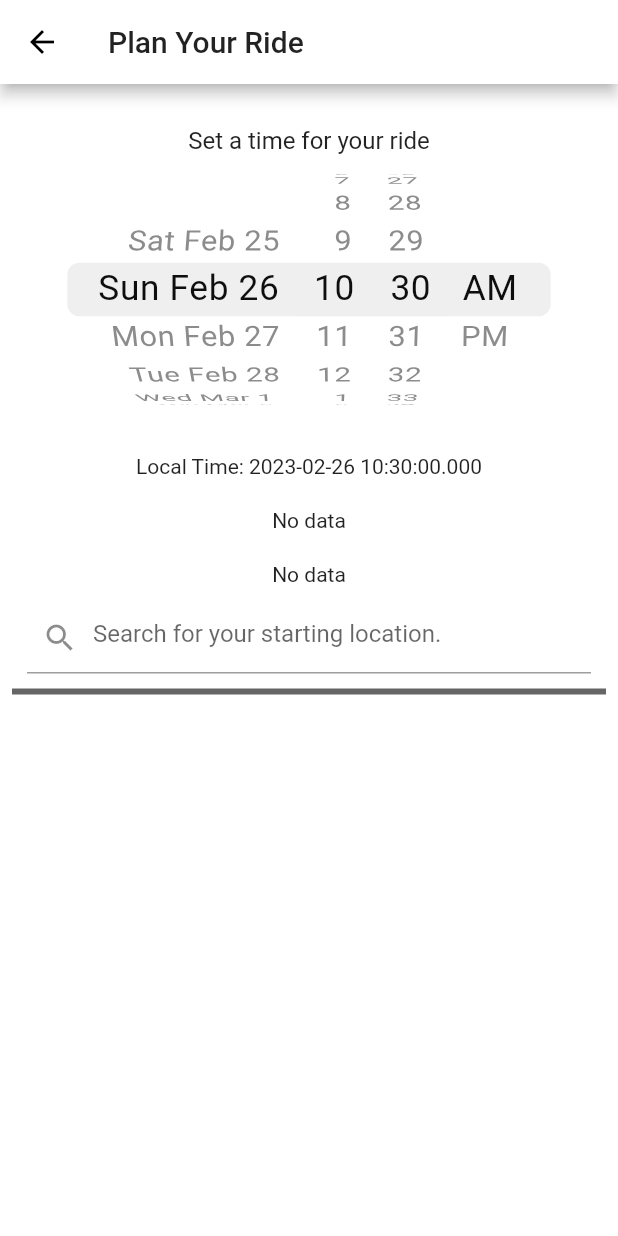
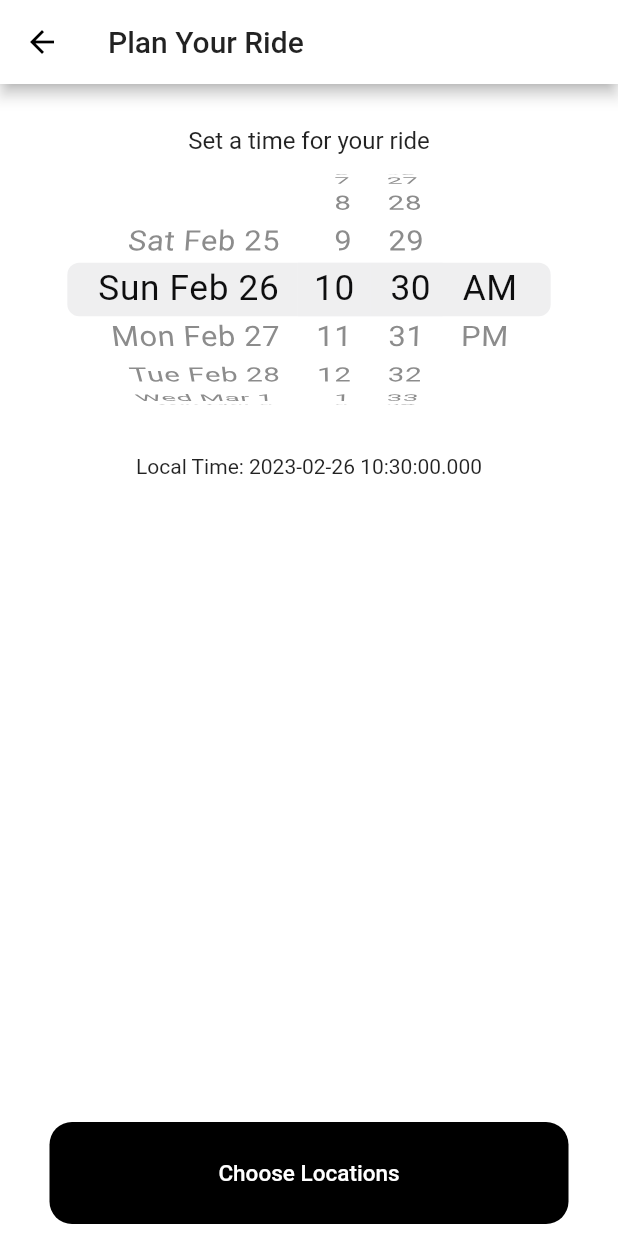
Before and after one commit to JackWangCA/RideShare-App, a Flutter app: the CreateListingPage screen opened directly, after a tap on an icon or button, on a phone screen of 412 x 824 dp. Run offline on Flutter 3.47's test engine with Material 2 defaults, Android fonts, the phone set to English and light mode, and no system bars; our stand-ins replace cloud_firestore, firebase_auth, firebase_core, firebase_storage, geolocator, image_picker and 3 more; accounts and stored records are empty; network calls fail.

Commit message:
ui optimization

```diff
--- a/rideshare/lib/models/listing.dart
+++ b/rideshare/lib/models/listing.dart
@@ -12,14 +12,14 @@ class Listing {
   String description;
 
   Listing({
-    required this.uid,
-    required this.listingType,
+    this.uid = "",
+    this.listingType = "Request",
     required this.departTime,
     required this.publishedTime,
-    required this.price,
-    required this.startLocation,
-    required this.destination,
-    required this.description,
+    this.price = 0,
+    this.startLocation = const GeoPoint(0, 0),
+    this.destination = const GeoPoint(0, 0),
+    this.description = "",
   });
 
   Map<String, dynamic> toJson() => {
--- a/rideshare/lib/screens/CreateListingScreen.dart
+++ b/rideshare/lib/screens/CreateListingScreens/ChooseLocationScreen.dart
@@ -1,40 +1,39 @@
 import 'package:cloud_firestore/cloud_firestore.dart';
-import 'package:flutter/cupertino.dart';
 import 'package:flutter/material.dart';
 import 'package:flutter/src/widgets/framework.dart';
 import 'package:flutter/src/widgets/placeholder.dart';
 import 'package:geolocator/geolocator.dart';
-import 'package:rideshare/models/LocationListTile.dart';
-import 'package:rideshare/resources/AutocompletePrediction.dart';
-import 'package:rideshare/resources/NetworkService.dart';
+import 'package:rideshare/models/listing.dart';
 
-import '../resources/PlaceAutoCompleteResponse.dart';
+import '../../models/LocationListTile.dart';
+import '../../resources/AutocompletePrediction.dart';
+import '../../resources/NetworkService.dart';
+import '../../resources/PlaceAutoCompleteResponse.dart';
 
-class CreateListingPage extends StatefulWidget {
-  const CreateListingPage({super.key});
+class ChooseLocationPage extends StatefulWidget {
+  final Listing listing;
+  const ChooseLocationPage({super.key, required this.listing});
 
   @override
-  State<CreateListingPage> createState() => _CreateListingPageState();
+  State<ChooseLocationPage> createState() => _ChooseLocationPageState();
 }
 
-class _CreateListingPageState extends State<CreateListingPage> {
+class _ChooseLocationPageState extends State<ChooseLocationPage> {
+  @override
+  void initState() {
+    super.initState();
+    determineLocation();
+  }
+
   GeoPoint? userLocation;
   GeoPoint? startLocation;
   GeoPoint? destination;
-  bool startLocationPredictionOpen = true;
-  final descriptionController = TextEditingController();
   final startLocationTextController = TextEditingController();
-  DateTime selectedDateTime = DateTime.now().toUtc();
+  final destinationTextController = TextEditingController();
   String apiKey = "AIzaSyAoY0zvH1IO2Q9dB7WbHti7_F_l7fqc7tI";
   String destinationText = "";
   List<AutoCompletePrediction> placePredictions = [];
-
-  @override
-  void initState() {
-    super.initState();
-    selectedDateTime = DateTime.now().toUtc();
-    determineLocation();
-  }
+  bool startLocationPredictionOpen = true;
 
   void determineLocation() async {
     String result = "Some error occurred, please try again later.";
@@ -99,19 +98,12 @@ class _CreateListingPageState extends State<CreateListingPage> {
     }
   }
 
-  DateTime latestTime() {
-    if (selectedDateTime.toLocal().isBefore(DateTime.now())) {
-      selectedDateTime = DateTime.now();
-    }
-    return selectedDateTime;
-  }
-
   @override
   Widget build(BuildContext context) {
     return Scaffold(
       appBar: AppBar(
         title: Text(
-          'Plan Your Ride',
+          'Pick the places',
           style: Theme.of(context).textTheme.titleLarge,
         ),
       ),
@@ -120,63 +112,38 @@ class _CreateListingPageState extends State<CreateListingPage> {
         child: SafeArea(
           child: Column(
             children: <Widget>[
-              const SizedBox(
-                height: 20.0,
-              ),
-              Text(
-                "Set a time for your ride",
-                style: Theme.of(context).textTheme.titleMedium,
-              ),
-              SizedBox(
-                height: 180,
-                child: CupertinoDatePicker(
-                  mode: CupertinoDatePickerMode.dateAndTime,
-                  initialDateTime: latestTime(),
-                  minimumDate: DateTime.now()
-                      .toLocal()
-                      .subtract(const Duration(seconds: 1)),
-                  onDateTimeChanged: (val) {
-                    setState(() {
-                      if (val.isBefore(DateTime.now())) {
-                        val = DateTime.now();
-                      }
-                      selectedDateTime = val.toUtc();
-                    });
-                  },
-                ),
-              ),
-              //Testing Purposes
-              const SizedBox(
-                height: 20.0,
-              ),
-              Text("Local Time: ${selectedDateTime.toLocal()}"),
-              const SizedBox(
-                height: 20.0,
-              ),
-              Text(userLocation == null
-                  ? "No data"
-                  : userLocation!.latitude.toString()),
-              const SizedBox(
-                height: 20.0,
-              ),
-              Text(userLocation == null
-                  ? "No data"
-                  : userLocation!.longitude.toString()),
               Form(
                 child: Padding(
                   padding: const EdgeInsets.all(10.0),
-                  child: TextFormField(
+                  child: TextField(
+                    autocorrect: true,
+                    autofocus: false,
                     controller: startLocationTextController,
                     onChanged: (value) {
+                      if (value.isEmpty) {
+                        setState(() {
+                          startLocationPredictionOpen = false;
+                        });
+                      }
                       placeAutoComplete(value);
                       setState(() {
                         startLocationPredictionOpen = true;
                       });
                     },
                     textInputAction: TextInputAction.search,
-                    decoration: const InputDecoration(
+                    decoration: InputDecoration(
+                      border: OutlineInputBorder(
+                        borderRadius: BorderRadius.circular(15.0),
+                        borderSide: const BorderSide(
+                          width: 0,
+                          style: BorderStyle.none,
+                        ),
+                      ),
+                      filled: true,
+                      fillColor: Theme.of(context).scaffoldBackgroundColor,
+                      focusColor: Theme.of(context).focusColor,
                       hintText: "Search for your starting location.",
-                      prefixIcon: Padding(
+                      prefixIcon: const Padding(
                         padding: EdgeInsets.symmetric(vertical: 0.0),
                         child: Icon(Icons.search),
                       ),
@@ -184,13 +151,9 @@ class _CreateListingPageState extends State<CreateListingPage> {
                   ),
                 ),
               ),
-              Divider(
-                height: 4,
-                thickness: 4,
-                color: Theme.of(context).hintColor,
-              ),
               startLocationPredictionOpen
-                  ? Expanded(
+                  ? Flexible(
+                      fit: FlexFit.loose,
                       child: ListView.builder(
                         itemCount: placePredictions.length,
                         itemBuilder: (context, index) => LocationListTile(
@@ -208,7 +171,10 @@ class _CreateListingPageState extends State<CreateListingPage> {
                         ),
                       ),
                     )
-                  : Divider(),
+                  : const SizedBox(
+                      height: 1,
+                    ),
+              Text(widget.listing.departTime.toLocal().toString()),
             ],
           ),
         ),
--- /dev/null
+++ b/rideshare/lib/screens/CreateListingScreens/CreateListingScreen.dart
@@ -0,0 +1,105 @@
+import 'package:firebase_auth/firebase_auth.dart';
+import 'package:flutter/cupertino.dart';
+import 'package:flutter/material.dart';
+import 'package:rideshare/components/myButton.dart';
+import 'package:rideshare/models/listing.dart';
+import 'package:rideshare/screens/CreateListingScreens/ChooseLocationScreen.dart';
+
+class CreateListingPage extends StatefulWidget {
+  const CreateListingPage({super.key});
+
+  @override
+  State<CreateListingPage> createState() => _CreateListingPageState();
+}
+
+class _CreateListingPageState extends State<CreateListingPage> {
+  DateTime selectedDateTime = DateTime.now().toUtc();
+  final authUser = FirebaseAuth.instance.currentUser!;
+
+  @override
+  void initState() {
+    super.initState();
+
+    selectedDateTime = DateTime.now().toUtc();
+  }
+
+  DateTime latestTime() {
+    if (selectedDateTime.toLocal().isBefore(DateTime.now())) {
+      selectedDateTime = DateTime.now();
+    }
+    return selectedDateTime;
+  }
+
+  @override
+  Widget build(BuildContext context) {
+    return Scaffold(
+      appBar: AppBar(
+        title: Text(
+          'Plan Your Ride',
+          style: Theme.of(context).textTheme.titleLarge,
+        ),
+      ),
+      body: Padding(
+        padding: const EdgeInsets.all(8.0),
+        child: SafeArea(
+          child: Column(
+            children: <Widget>[
+              const SizedBox(
+                height: 20.0,
+              ),
+              Text(
+                "Set a time for your ride",
+                style: Theme.of(context).textTheme.titleMedium,
+              ),
+              SizedBox(
+                height: 180,
+                child: CupertinoDatePicker(
+                  mode: CupertinoDatePickerMode.dateAndTime,
+                  initialDateTime: latestTime(),
+                  minimumDate: DateTime.now()
+                      .toLocal()
+                      .subtract(const Duration(seconds: 1)),
+                  onDateTimeChanged: (val) {
+                    setState(() {
+                      if (val.isBefore(DateTime.now())) {
+                        val = DateTime.now();
+                      }
+                      selectedDateTime = val.toUtc();
+                    });
+                  },
+                ),
+              ),
+              //Testing Purposes
+              const SizedBox(
+                height: 20.0,
+              ),
+              Text("Local Time: ${selectedDateTime.toLocal()}"),
+              const SizedBox(
+                height: 20.0,
+              ),
+              const Spacer(),
+              MyButton(
+                onTap: () {
+                  selectedDateTime = latestTime();
+                  Listing listing = Listing(
+                    departTime: selectedDateTime,
+                    publishedTime: selectedDateTime,
+                  );
+                  listing.uid = authUser.uid;
+                  Navigator.of(context).push(
+                    MaterialPageRoute(
+                      builder: (context) => ChooseLocationPage(
+                        listing: listing,
+                      ),
+                    ),
+                  );
+                },
+                text: "Choose Locations",
+              )
+            ],
+          ),
+        ),
+      ),
+    );
+  }
+}
--- a/rideshare/lib/screens/EditProfileScreen.dart
+++ b/rideshare/lib/screens/EditProfileScreen.dart
@@ -169,11 +169,11 @@ class _EditProfilePageState extends State<EditProfilePage> {
             ),
             body: SafeArea(
               child: Center(
-                child: SingleChildScrollView(
                 child: Container(
                   padding: const EdgeInsets.all(15.0),
                   child: Column(
                     children: [
+                      const Spacer(),
                       GestureDetector(
                         onTap: () async {
                           image = await imagePicker.pickImage(
@@ -233,7 +233,7 @@ class _EditProfilePageState extends State<EditProfilePage> {
                       const SizedBox(
                         height: 10.0,
                       ),
-                        const SizedBox(height: 20),
+                      const Spacer(),
                       MyButton(
                         text: "Save Changes",
                         onTap: () async {
@@ -259,7 +259,6 @@ class _EditProfilePageState extends State<EditProfilePage> {
                 ),
               ),
             ),
-            ),
           );
   }
 }
--- a/rideshare/lib/screens/HomeScreen.dart
+++ b/rideshare/lib/screens/HomeScreen.dart
@@ -9,7 +9,7 @@ import 'package:rideshare/screens/ProfileScreen.dart';
 import 'package:rideshare/screens/SettingScreen.dart';
 import 'package:rideshare/models/user.dart' as model;
 
-import 'CreateListingScreen.dart';
+import 'CreateListingScreens/CreateListingScreen.dart';
 
 class HomePage extends StatefulWidget {
   HomePage({super.key});
--- a/rideshare/lib/screens/ProfileScreen.dart
+++ b/rideshare/lib/screens/ProfileScreen.dart
@@ -74,11 +74,11 @@ class _ProfilePageState extends State<ProfilePage> {
       ),
       body: SafeArea(
         child: Center(
-          child: SingleChildScrollView(
           child: Container(
             padding: const EdgeInsets.all(15.0),
             child: Column(
               children: [
+                const Spacer(),
                 SizedBox(
                   width: 120.0,
                   height: 120.0,
@@ -116,7 +116,7 @@ class _ProfilePageState extends State<ProfilePage> {
                 const SizedBox(
                   height: 10.0,
                 ),
-                  const SizedBox(height: 20),
+                const Spacer(),
                 MyButton(
                   text: "Edit Profile",
                   onTap: () {
@@ -138,7 +138,6 @@ class _ProfilePageState extends State<ProfilePage> {
           ),
         ),
       ),
-      ),
     );
   }
 }
```
Also changed, not shown: rideshare/lib/screens/AccountDeleteScreen.dart (+2 -8 lines), rideshare/lib/screens/Auth/VerifyEmailScreen.dart (+5 -2 lines), rideshare/lib/screens/ChangePasswordScreen.dart (+2 -6 lines). Lines whose indentation alone changed are shown as unchanged.
